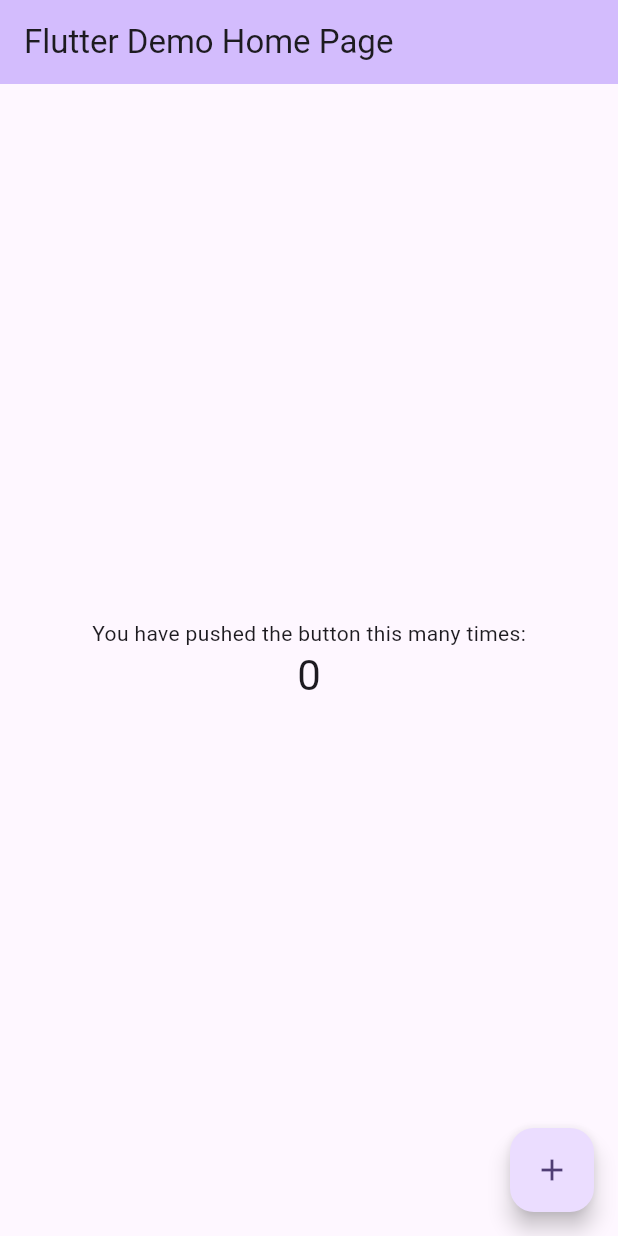
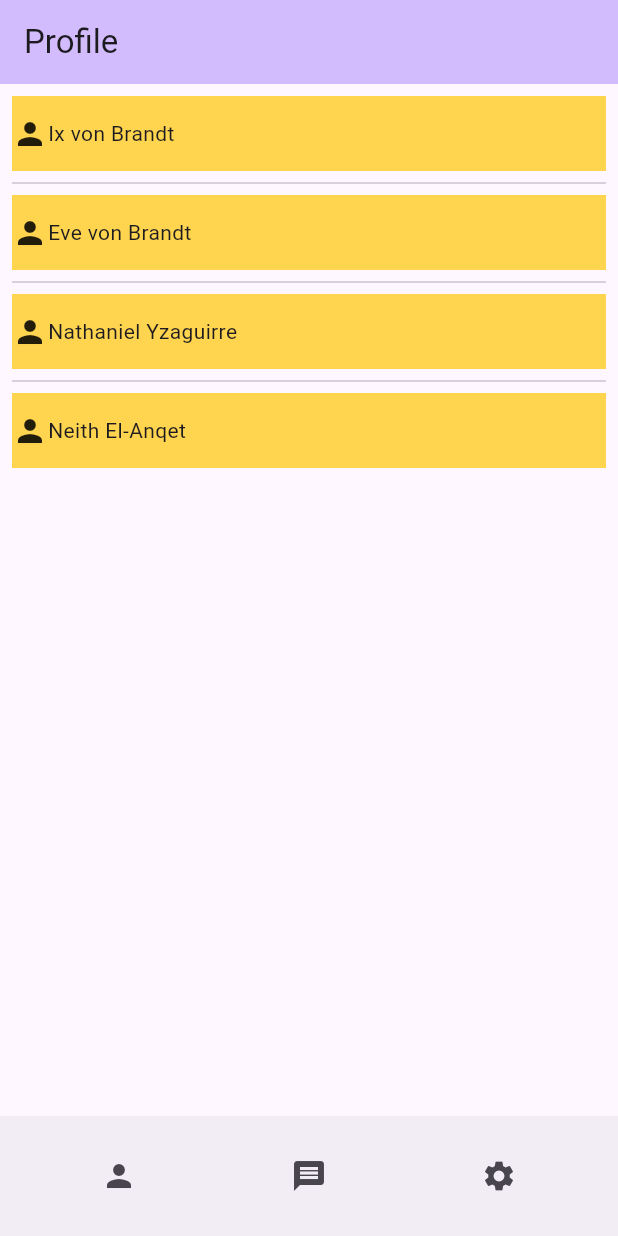
Before and after one commit to alineha/LiveLore, a Flutter app: the screen it shows after launch, on a phone screen of 412 x 824 dp. Run offline on Flutter 3.47's test engine with Material 3 defaults, Android fonts, the phone set to English and light mode, and no system bars.

Commit message:
Basic home page

```diff
--- a/frontend/livelore/lib/main.dart
+++ b/frontend/livelore/lib/main.dart
@@ -1,125 +1,189 @@
 import 'package:flutter/material.dart';
 
 void main() {
-  runApp(const MyApp());
+  runApp(const LiveLore());
 }
 
-class MyApp extends StatelessWidget {
-  const MyApp({super.key});
+class LiveLore extends StatelessWidget {
+  const LiveLore({super.key});
 
   // This widget is the root of your application.
   @override
   Widget build(BuildContext context) {
     return MaterialApp(
-      title: 'Flutter Demo',
+      title: 'LiveLore',
       theme: ThemeData(
-        // This is the theme of your application.
-        //
-        // TRY THIS: Try running your application with "flutter run". You'll see
-        // the application has a purple toolbar. Then, without quitting the app,
-        // try changing the seedColor in the colorScheme below to Colors.green
-        // and then invoke "hot reload" (save your changes or press the "hot
-        // reload" button in a Flutter-supported IDE, or press "r" if you used
-        // the command line to start the app).
-        //
-        // Notice that the counter didn't reset back to zero; the application
-        // state is not lost during the reload. To reset the state, use hot
-        // restart instead.
-        //
-        // This works for code too, not just values: Most code changes can be
-        // tested with just a hot reload.
         colorScheme: ColorScheme.fromSeed(seedColor: Colors.deepPurple),
         useMaterial3: true,
       ),
-      home: const MyHomePage(title: 'Flutter Demo Home Page'),
+      home: const ProfileHome(title: 'Profile'),
     );
   }
 }
 
-class MyHomePage extends StatefulWidget {
-  const MyHomePage({super.key, required this.title});
-
-  // This widget is the home page of your application. It is stateful, meaning
-  // that it has a State object (defined below) that contains fields that affect
-  // how it looks.
-
-  // This class is the configuration for the state. It holds the values (in this
-  // case the title) provided by the parent (in this case the App widget) and
-  // used by the build method of the State. Fields in a Widget subclass are
-  // always marked "final".
+class ProfileHome extends StatefulWidget {
+  const ProfileHome({super.key, required this.title});
 
   final String title;
 
   @override
-  State<MyHomePage> createState() => _MyHomePageState();
+  State<ProfileHome> createState() => _ProfileHomeState();
 }
 
-class _MyHomePageState extends State<MyHomePage> {
-  int _counter = 0;
-
-  void _incrementCounter() {
-    setState(() {
-      // This call to setState tells the Flutter framework that something has
-      // changed in this State, which causes it to rerun the build method below
-      // so that the display can reflect the updated values. If we changed
-      // _counter without calling setState(), then the build method would not be
-      // called again, and so nothing would appear to happen.
-      _counter++;
-    });
-  }
-
+class _ProfileHomeState extends State<ProfileHome> {
+  final List<String> entries = <String>[
+    'Ix von Brandt',
+    'Eve von Brandt',
+    'Nathaniel Yzaguirre',
+    "Neith El-Anqet"
+  ];
   @override
   Widget build(BuildContext context) {
-    // This method is rerun every time setState is called, for instance as done
-    // by the _incrementCounter method above.
-    //
-    // The Flutter framework has been optimized to make rerunning build methods
-    // fast, so that you can just rebuild anything that needs updating rather
-    // than having to individually change instances of widgets.
     return Scaffold(
       appBar: AppBar(
-        // TRY THIS: Try changing the color here to a specific color (to
-        // Colors.amber, perhaps?) and trigger a hot reload to see the AppBar
-        // change color while the other colors stay the same.
         backgroundColor: Theme.of(context).colorScheme.inversePrimary,
-        // Here we take the value from the MyHomePage object that was created by
-        // the App.build method, and use it to set our appbar title.
         title: Text(widget.title),
       ),
       body: Center(
-        // Center is a layout widget. It takes a single child and positions it
-        // in the middle of the parent.
-        child: Column(
-          // Column is also a layout widget. It takes a list of children and
-          // arranges them vertically. By default, it sizes itself to fit its
-          // children horizontally, and tries to be as tall as its parent.
-          //
-          // Column has various properties to control how it sizes itself and
-          // how it positions its children. Here we use mainAxisAlignment to
-          // center the children vertically; the main axis here is the vertical
-          // axis because Columns are vertical (the cross axis would be
-          // horizontal).
-          //
-          // TRY THIS: Invoke "debug painting" (choose the "Toggle Debug Paint"
-          // action in the IDE, or press "p" in the console), to see the
-          // wireframe for each widget.
-          mainAxisAlignment: MainAxisAlignment.center,
-          children: <Widget>[
-            const Text(
-              'You have pushed the button this many times:',
+        child: ListView.separated(
+          padding: const EdgeInsets.all(8),
+          itemCount: entries.length,
+          itemBuilder: (BuildContext context, int index) {
+            return InkWell(
+              onTap: () {
+                Navigator.push(context, MaterialPageRoute(builder: (context)=>UserProfile(character: entries[index])));
+              },
+              child: Container(
+              height: 50,
+              color: Colors.amber[300],
+              child: Row(
+                mainAxisSize: MainAxisSize.max,
+                mainAxisAlignment: MainAxisAlignment.start,
+                children: <Widget>[
+                  const Icon(
+                    Icons.person,
+                  ),
+                  Text(entries[index]),
+                ]
+              ),
             ),
-            Text(
-              '$_counter',
-              style: Theme.of(context).textTheme.headlineMedium,
-            ),
-          ],
+            );
+          },
+          separatorBuilder: (BuildContext context, int index) =>
+              const Divider(),
         ),
       ),
-      floatingActionButton: FloatingActionButton(
-        onPressed: _incrementCounter,
-        tooltip: 'Increment',
-        child: const Icon(Icons.add),
-      ), // This trailing comma makes auto-formatting nicer for build methods.
+      bottomNavigationBar: BottomAppBar(
+        shape: const CircularNotchedRectangle(),
+        notchMargin: 5.0,
+        clipBehavior: Clip.antiAlias,
+        child: SizedBox(
+          height: kBottomNavigationBarHeight,
+          child: Row(
+            mainAxisSize: MainAxisSize.max,
+            mainAxisAlignment: MainAxisAlignment.spaceAround,
+            children: <Widget>[
+              IconButton(
+                icon: const Icon(Icons.person),
+                onPressed: () {
+                  setState(() {});
+                },
+              ),
+              IconButton(
+                icon: const Icon(Icons.message),
+                onPressed: () {
+                  setState(() {});
+                },
+              ),
+              IconButton(
+                icon: const Icon(Icons.settings),
+                onPressed: () {
+                  setState(() {});
+                },
+              ),
+            ],
+          ),
+        ),
+      ),
     );
   }
 }
+
+class UserProfile extends StatefulWidget {
+  const UserProfile({super.key, required this.character});
+
+  final String character;
+
+  State<UserProfile> createState() => _UserProfileCreateState();
+}
+
+class _UserProfileCreateState extends State<UserProfile> {
+  @override
+  Widget build(BuildContext context) {
+    return Scaffold(
+      appBar: AppBar(
+        backgroundColor: Theme.of(context).colorScheme.inversePrimary,
+        title: Text(widget.character),
+      ),
+      body: Center(
+        child: ListView.separated(
+          padding: const EdgeInsets.all(8),
+          itemCount: 1,
+          itemBuilder: (BuildContext context, int index) {
+            return Container(
+              height: 50,
+              color: Colors.amber[300],
+              child: Row(
+                mainAxisSize: MainAxisSize.max,
+                mainAxisAlignment: MainAxisAlignment.start,
+                children: <Widget>[
+                  IconButton(
+                    icon: const Icon(Icons.person),
+                    onPressed: () {
+                      ;
+                    },
+                  ),
+                  Text(widget.character),
+                ]
+              ),
+            );
+          },
+          separatorBuilder: (BuildContext context, int index) =>
+              const Divider(),
+        ),
+      ),
+      bottomNavigationBar: BottomAppBar(
+        shape: const CircularNotchedRectangle(),
+        notchMargin: 5.0,
+        clipBehavior: Clip.antiAlias,
+        child: SizedBox(
+          height: kBottomNavigationBarHeight,
+          child: Row(
+            mainAxisSize: MainAxisSize.max,
+            mainAxisAlignment: MainAxisAlignment.spaceAround,
+            children: <Widget>[
+              IconButton(
+                icon: const Icon(Icons.person),
+                onPressed: () {
+                  setState(() {});
+                },
+              ),
+              IconButton(
+                icon: const Icon(Icons.message),
+                onPressed: () {
+                  setState(() {});
+                },
+              ),
+              IconButton(
+                icon: const Icon(Icons.settings),
+                onPressed: () {
+                  setState(() {});
+                },
+              ),
+            ],
+          ),
+        ),
+      ),
+    );
+  }
+}
```
